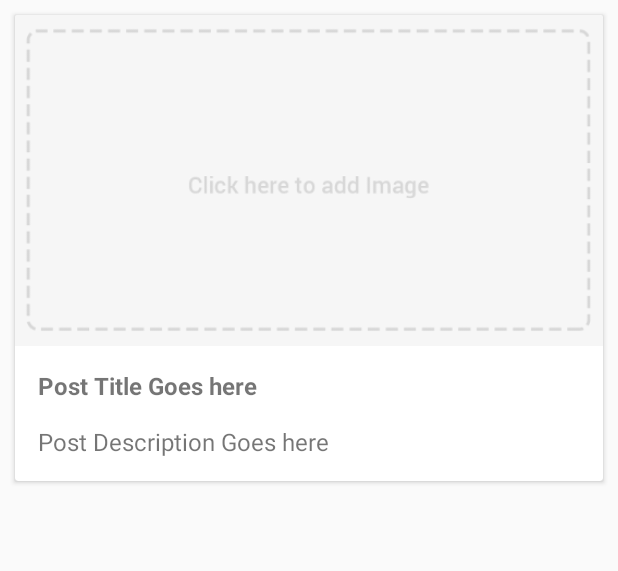
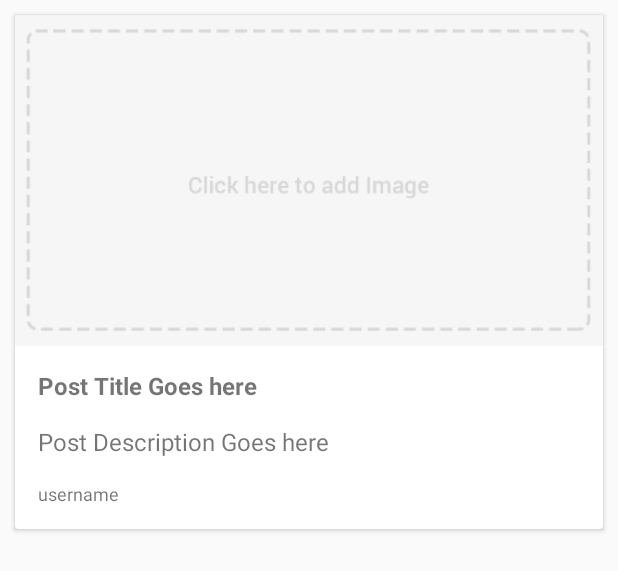
Before and after one commit to solandmedotru/SimpleBlog, an Android app: the layout blog_row.xml on its own in the app's theme, with its tools: preview values and no code run, on a phone screen of 412 x 824 dp. Shown: the top 571 px of the screen. Run offline under Robolectric (Android 15) with nearby library versions, the light colour scheme and no system bars.

Commit message:
Added author to post and fix error

```diff
--- a/app/src/main/java/ru/solandme/simpleblog/MainActivity.java
+++ b/app/src/main/java/ru/solandme/simpleblog/MainActivity.java
@@ -82,6 +82,7 @@ public class MainActivity extends AppCompatActivity {
                         viewHolder.setTitle(model.getTitle());
                         viewHolder.setDesc(model.getDescription());
                         viewHolder.setImage(getApplicationContext(), model.getImageURL());
+                        viewHolder.setUsername(model.getUsername());
                     }
                 };
 
@@ -110,6 +111,11 @@ public class MainActivity extends AppCompatActivity {
         void setImage(Context context, String imageUrl) {
             ImageView postImage = (ImageView) view.findViewById(R.id.postImage);
             Picasso.with(context).load(imageUrl).into(postImage);
+        }
+
+        void setUsername(String username) {
+            TextView postUsername = (TextView) view.findViewById(R.id.postUsername);
+            postUsername.setText(username);
         }
     }
 
--- a/app/src/main/res/layout/blog_row.xml
+++ b/app/src/main/res/layout/blog_row.xml
@@ -36,6 +36,17 @@
             android:text="@string/post_description_goes_here"
             android:textSize="16sp" />
 
+        <TextView
+            android:id="@+id/postUsername"
+            android:layout_width="match_parent"
+            android:layout_height="wrap_content"
+            android:paddingBottom="15dp"
+            android:paddingEnd="15dp"
+            android:paddingStart="15dp"
+            android:text="@string/username"
+            android:textSize="12sp"
+            android:breakStrategy="high_quality" />
+
     </LinearLayout>
 
 </android.support.v7.widget.CardView>
--- a/app/src/main/res/values/strings.xml
+++ b/app/src/main/res/values/strings.xml
@@ -15,4 +15,5 @@
     <string name="logout">Log out</string>
     <string name="login">Login</string>
     <string name="need_a_new_account">Need a new Account</string>
+    <string name="username">username</string>
 </resources>
```
Also changed, not shown: app/src/main/java/ru/solandme/simpleblog/Blog.java (+11 -2 lines), app/src/main/java/ru/solandme/simpleblog/PostActivity.java (+41 -8 lines), app/src/main/java/ru/solandme/simpleblog/SimpleBlog.java (added, +18 -0 lines).
